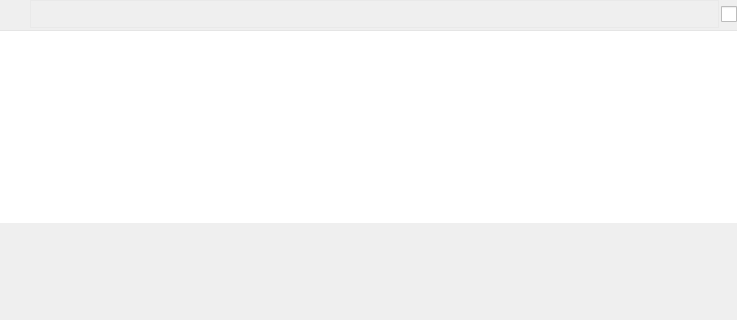
Old version of the form plugins/perspective/GraphPerspective/designer/AlgorithmRunnerItem.ui in the repository Tulip-Dev/tulip; both pictures show x 0 to 737 and y 0 to 320 of the 737 by 486 pixel window.
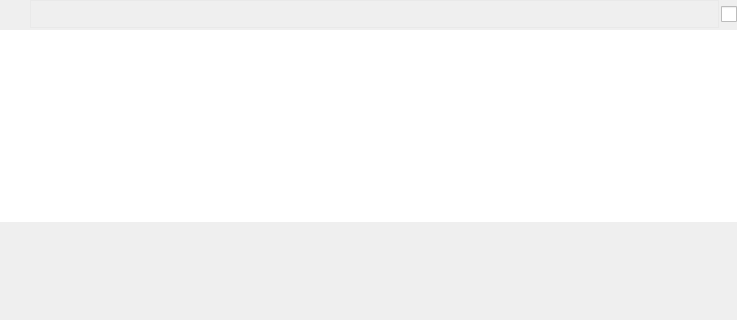
New version of the form. Icons and pictures are not drawn.

```diff
--- a/plugins/perspective/GraphPerspective/designer/AlgorithmRunnerItem.ui
+++ b/plugins/perspective/GraphPerspective/designer/AlgorithmRunnerItem.ui
@@ -32,13 +32,7 @@
       </sizepolicy>
      </property>
      <property name="styleSheet">
-      <string notr="true">#algFrame {
-border-top: 0px solid red;
-border-left: 0px solid red;
-border-right: 0px solid red;
-border-bottom: 1px solid #E5E5E5;
-}
-
+      <string notr="true">
 QPushButton {
 border-image: none;
 border: 1px solid #E9E9E9;
```
